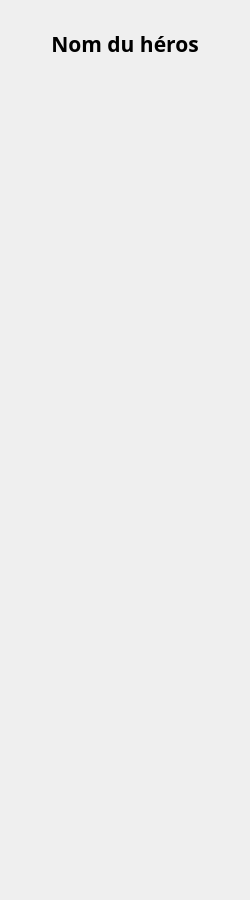
The window that perso.ui (gabriellevy/destinLib) describes before a commit, drawn with Qt 5.
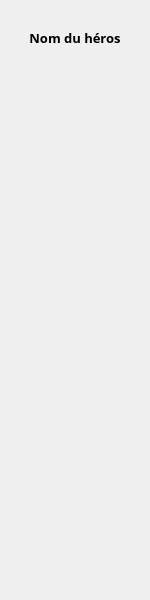
The same window after the commit. Custom widgets are drawn as their Qt base class.

The edit to the form file:
```diff
--- a/perso.ui
+++ b/perso.ui
@@ -6,10 +6,16 @@
    <rect>
     <x>0</x>
     <y>0</y>
-    <width>250</width>
-    <height>900</height>
+    <width>150</width>
+    <height>600</height>
    </rect>
   </property>
+  <property name="sizePolicy">
+   <sizepolicy hsizetype="Expanding" vsizetype="Expanding">
+    <horstretch>0</horstretch>
+    <verstretch>0</verstretch>
+   </sizepolicy>
+  </property>
   <property name="windowTitle">
    <string>Form</string>
   </property>
@@ -67,6 +73,12 @@
         </item>
         <item>
          <widget class="QLabel" name="portraitLabel">
+          <property name="sizePolicy">
+           <sizepolicy hsizetype="Expanding" vsizetype="Expanding">
+            <horstretch>0</horstretch>
+            <verstretch>0</verstretch>
+           </sizepolicy>
+          </property>
           <property name="minimumSize">
            <size>
             <width>0</width>
@@ -82,7 +94,7 @@
           <property name="font">
            <font>
             <family>Yu Gothic Medium</family>
-            <pointsize>16</pointsize>
+            <pointsize>10</pointsize>
             <weight>75</weight>
             <bold>true</bold>
            </font>
```
Left out of the diff: 6 changed lines with no effect on the pictures.
